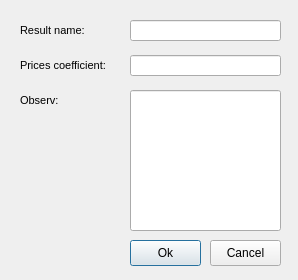
Above: ui/plan_estimate_result_new.ui from Giswater/giswater_qgis_plugin before the change. Below: the same form after it.
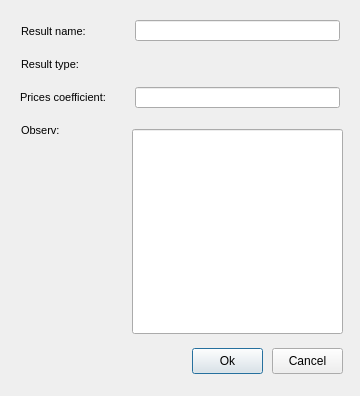
That is the form after the change. Custom widgets are drawn as their Qt base class.

Commit message: Update form of plan context

What changed in the file:
```diff
--- a/ui/plan_estimate_result_new.ui
+++ b/ui/plan_estimate_result_new.ui
@@ -6,8 +6,8 @@
    <rect>
     <x>0</x>
     <y>0</y>
-    <width>298</width>
-    <height>280</height>
+    <width>360</width>
+    <height>396</height>
    </rect>
   </property>
   <property name="windowTitle">
@@ -19,9 +19,9 @@
    </property>
    <property name="geometry">
     <rect>
-     <x>130</x>
-     <y>55</y>
-     <width>151</width>
+     <x>135</x>
+     <y>87</y>
+     <width>205</width>
      <height>21</height>
     </rect>
    </property>
@@ -42,8 +42,8 @@
    <property name="geometry">
     <rect>
      <x>20</x>
-     <y>55</y>
-     <width>121</width>
+     <y>87</y>
+     <width>106</width>
      <height>21</height>
     </rect>
    </property>
@@ -62,8 +62,8 @@
   <widget class="QPushButton" name="btn_calculate">
    <property name="geometry">
     <rect>
-     <x>130</x>
-     <y>240</y>
+     <x>192</x>
+     <y>348</y>
      <width>71</width>
      <height>26</height>
     </rect>
@@ -75,8 +75,8 @@
   <widget class="QPushButton" name="btn_close">
    <property name="geometry">
     <rect>
-     <x>210</x>
-     <y>240</y>
+     <x>272</x>
+     <y>348</y>
      <width>71</width>
      <height>26</height>
     </rect>
@@ -88,8 +88,8 @@
   <widget class="QLabel" name="label_result_name">
    <property name="geometry">
     <rect>
-     <x>20</x>
-     <y>20</y>
+     <x>21</x>
+     <y>21</y>
      <width>111</width>
      <height>21</height>
     </rect>
@@ -112,9 +112,9 @@
    </property>
    <property name="geometry">
     <rect>
-     <x>130</x>
+     <x>135</x>
      <y>20</y>
-     <width>151</width>
+     <width>205</width>
      <height>21</height>
     </rect>
    </property>
@@ -137,10 +137,10 @@
    </property>
    <property name="geometry">
     <rect>
-     <x>130</x>
-     <y>90</y>
-     <width>151</width>
-     <height>141</height>
+     <x>132</x>
+     <y>129</y>
+     <width>211</width>
+     <height>205</height>
     </rect>
    </property>
    <property name="font">
@@ -159,8 +159,8 @@
   <widget class="QLabel" name="label_observ">
    <property name="geometry">
     <rect>
-     <x>20</x>
-     <y>90</y>
+     <x>21</x>
+     <y>120</y>
      <width>111</width>
      <height>21</height>
     </rect>
@@ -177,7 +177,45 @@
     <string>Observ:</string>
    </property>
   </widget>
+  <widget class="QLabel" name="label_result_type">
+   <property name="geometry">
+    <rect>
+     <x>21</x>
+     <y>54</y>
+     <width>106</width>
+     <height>21</height>
+    </rect>
+   </property>
+   <property name="font">
+    <font>
+     <family>MS Shell Dlg 2</family>
+     <pointsize>8</pointsize>
+     <weight>50</weight>
+     <bold>false</bold>
+    </font>
+   </property>
+   <property name="text">
+    <string>Result type:</string>
+   </property>
+  </widget>
+  <widget class="Q3ComboBox" name="cmb_result_type">
+   <property name="geometry">
+    <rect>
+     <x>135</x>
+     <y>51</y>
+     <width>205</width>
+     <height>22</height>
+    </rect>
+   </property>
+  </widget>
  </widget>
+ <customwidgets>
+  <customwidget>
+   <class>Q3ComboBox</class>
+   <extends>QWidget</extends>
+   <header>Qt3Support/Q3ComboBox</header>
+  </customwidget>
+ </customwidgets>
  <resources/>
  <connections/>
 </ui>
```
